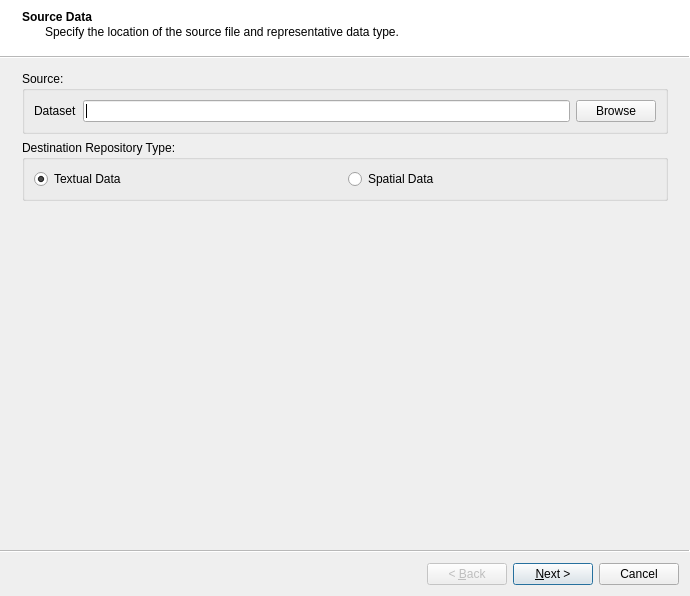
Old version of the form ui/ui_import_data.ui in the repository gltn/stdm.
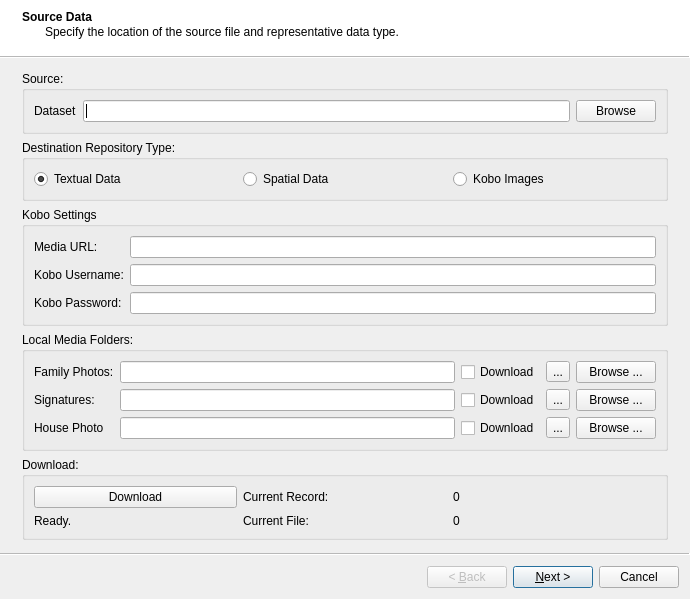
New version of the form. Icons and pictures are not drawn.

Commit message: Added a basic method for attaching PDF files as supporting documents

Diff of the .ui file:
```diff
--- a/ui/ui_import_data.ui
+++ b/ui/ui_import_data.ui
@@ -83,6 +83,220 @@
          </property>
         </widget>
        </item>
+       <item>
+        <widget class="QRadioButton" name="rbKoboMedia">
+         <property name="text">
+          <string>Kobo Images</string>
+         </property>
+        </widget>
+       </item>
+      </layout>
+     </widget>
+    </item>
+    <item>
+     <widget class="QGroupBox" name="groupBox_7">
+      <property name="title">
+       <string>Kobo Settings</string>
+      </property>
+      <layout class="QGridLayout" name="gridLayout_4">
+       <item row="0" column="0">
+        <widget class="QLabel" name="label_4">
+         <property name="text">
+          <string>Media URL:</string>
+         </property>
+        </widget>
+       </item>
+       <item row="1" column="0">
+        <widget class="QLabel" name="label_5">
+         <property name="text">
+          <string>Kobo Username:</string>
+         </property>
+        </widget>
+       </item>
+       <item row="1" column="1">
+        <widget class="QLineEdit" name="edtKoboUsername">
+         <property name="readOnly">
+          <bool>false</bool>
+         </property>
+        </widget>
+       </item>
+       <item row="2" column="1">
+        <widget class="QLineEdit" name="edtKoboPassword">
+         <property name="echoMode">
+          <enum>QLineEdit::Password</enum>
+         </property>
+        </widget>
+       </item>
+       <item row="0" column="1">
+        <widget class="QLineEdit" name="edtMediaUrl">
+         <property name="readOnly">
+          <bool>false</bool>
+         </property>
+        </widget>
+       </item>
+       <item row="2" column="0">
+        <widget class="QLabel" name="label_6">
+         <property name="text">
+          <string>Kobo Password:</string>
+         </property>
+        </widget>
+       </item>
+      </layout>
+     </widget>
+    </item>
+    <item>
+     <widget class="QGroupBox" name="groupBox_8">
+      <property name="title">
+       <string>Local Media Folders:</string>
+      </property>
+      <layout class="QGridLayout" name="gridLayout_6">
+       <item row="1" column="0">
+        <widget class="QLabel" name="label_8">
+         <property name="text">
+          <string>Signatures:</string>
+         </property>
+        </widget>
+       </item>
+       <item row="1" column="1">
+        <widget class="QLineEdit" name="edtSignFolder"/>
+       </item>
+       <item row="0" column="1">
+        <widget class="QLineEdit" name="edtFamilyFolder"/>
+       </item>
+       <item row="0" column="0">
+        <widget class="QLabel" name="label_7">
+         <property name="text">
+          <string>Family Photos:</string>
+         </property>
+        </widget>
+       </item>
+       <item row="2" column="0">
+        <widget class="QLabel" name="label_9">
+         <property name="text">
+          <string>House Photo</string>
+         </property>
+        </widget>
+       </item>
+       <item row="1" column="3">
+        <widget class="QToolButton" name="tbSignFolder">
+         <property name="text">
+          <string>...</string>
+         </property>
+        </widget>
+       </item>
+       <item row="2" column="3">
+        <widget class="QToolButton" name="tbHouseFolder">
+         <property name="text">
+          <string>...</string>
+         </property>
+        </widget>
+       </item>
+       <item row="2" column="1">
+        <widget class="QLineEdit" name="edtHouseFolder"/>
+       </item>
+       <item row="0" column="3">
+        <widget class="QToolButton" name="tbFamilyFolder">
+         <property name="text">
+          <string>...</string>
+         </property>
+        </widget>
+       </item>
+       <item row="0" column="4">
+        <widget class="QPushButton" name="btnFamilyBrowse">
+         <property name="text">
+          <string>Browse ...</string>
+         </property>
+        </widget>
+       </item>
+       <item row="1" column="4">
+        <widget class="QPushButton" name="btnSignFolder">
+         <property name="text">
+          <string>Browse ...</string>
+         </property>
+        </widget>
+       </item>
+       <item row="2" column="4">
+        <widget class="QPushButton" name="btnHouseFolder">
+         <property name="text">
+          <string>Browse ...</string>
+         </property>
+        </widget>
+       </item>
+       <item row="0" column="2">
+        <widget class="QCheckBox" name="cbFamilyPhoto">
+         <property name="text">
+          <string>Download</string>
+         </property>
+         <property name="checkable">
+          <bool>true</bool>
+         </property>
+        </widget>
+       </item>
+       <item row="1" column="2">
+        <widget class="QCheckBox" name="cbSign">
+         <property name="text">
+          <string>Download</string>
+         </property>
+        </widget>
+       </item>
+       <item row="2" column="2">
+        <widget class="QCheckBox" name="cbHousePhoto">
+         <property name="text">
+          <string>Download</string>
+         </property>
+        </widget>
+       </item>
+      </layout>
+     </widget>
+    </item>
+    <item>
+     <widget class="QGroupBox" name="groupBox_9">
+      <property name="title">
+       <string>Download:</string>
+      </property>
+      <layout class="QGridLayout" name="gridLayout_7">
+       <item row="0" column="2">
+        <widget class="QLabel" name="lblCurrRecord">
+         <property name="text">
+          <string>0</string>
+         </property>
+        </widget>
+       </item>
+       <item row="0" column="0">
+        <widget class="QPushButton" name="btnDownload">
+         <property name="text">
+          <string>Download</string>
+         </property>
+        </widget>
+       </item>
+       <item row="0" column="1">
+        <widget class="QLabel" name="labelrecord">
+         <property name="text">
+          <string>Current Record:</string>
+         </property>
+        </widget>
+       </item>
+       <item row="1" column="1">
+        <widget class="QLabel" name="label_10">
+         <property name="text">
+          <string>Current File:</string>
+         </property>
+        </widget>
+       </item>
+       <item row="1" column="2">
+        <widget class="QLabel" name="lblCurrFile">
+         <property name="text">
+          <string>0</string>
+         </property>
+        </widget>
+       </item>
+       <item row="1" column="0">
+        <widget class="QLabel" name="lblMsg">
+         <property name="text">
+          <string>Ready.</string>
+         </property>
+        </widget>
+       </item>
       </layout>
      </widget>
     </item>
```
The commit also changes 2 other files.
